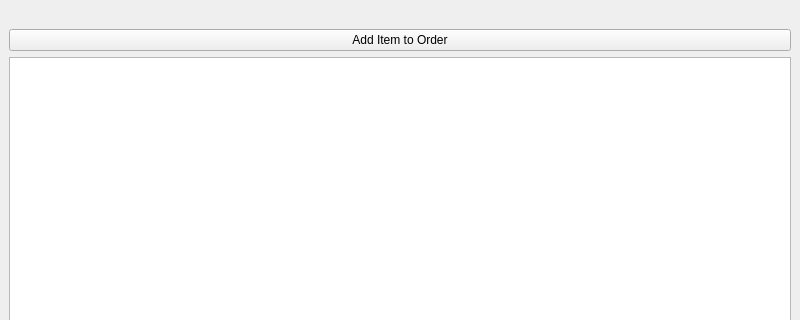
Above: order/orderdetails.ui from Fullstack-Alchemists-SJSU/restaurant-billing-system-qt before the change; both pictures show x 0 to 800 and y 0 to 320 of the 800 by 600 pixel window. Below: the same form after it.
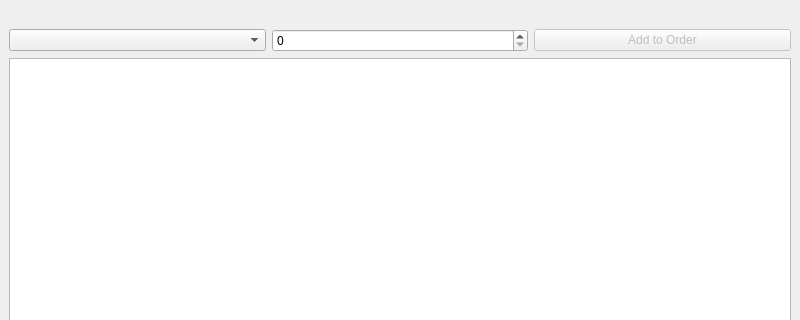
That is the form after the change.

Commit message: Added order screen

```diff
--- a/order/orderdetails.ui
+++ b/order/orderdetails.ui
@@ -27,14 +27,27 @@
      </layout>
     </item>
     <item>
-     <widget class="QPushButton" name="btnAddItem">
+     <layout class="QHBoxLayout" name="horizontalLayout_2">
+      <item>
+       <widget class="QComboBox" name="cbMenu"/>
+      </item>
+      <item>
+       <widget class="QSpinBox" name="sbQuantity"/>
+      </item>
+      <item>
+       <widget class="QPushButton" name="btnAddToOrder">
+        <property name="enabled">
+         <bool>false</bool>
+        </property>
       <property name="text">
-       <string>Add Item to Order</string>
+         <string>Add to Order</string>
       </property>
      </widget>
     </item>
+     </layout>
+    </item>
     <item>
-     <widget class="QTableWidget" name="tableWidget"/>
+     <widget class="QTableView" name="tvItems"/>
     </item>
    </layout>
   </widget>
```
Lines whose indentation alone changed are shown as unchanged. The commit also changes 16 other files.
